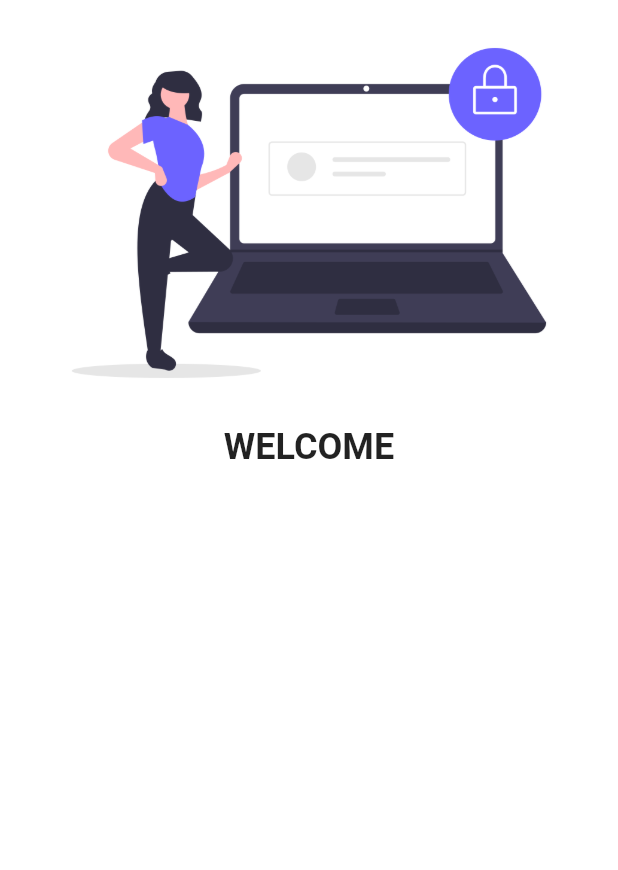
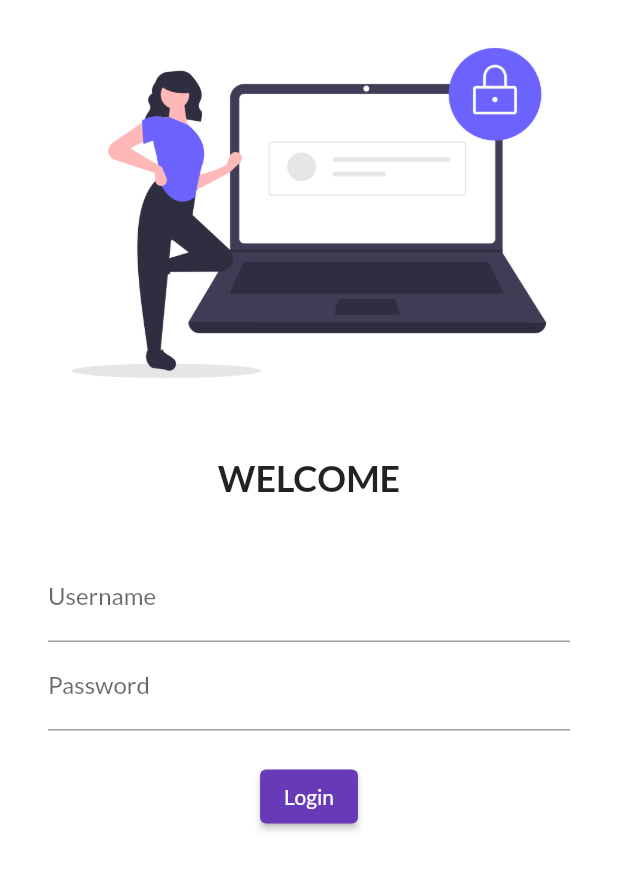
Before and after one commit to Pawan-Dev3/flutter_practice, a Flutter app: the screen it shows after launch, on a phone screen of 412 x 824 dp. Shown: the top 870 px of the screen. Run offline on Flutter 3.47's test engine with Material 2 defaults, Android fonts, the phone set to English and light mode, and no system bars; our stand-ins replace google_fonts.

Commit message:
day 4 completed

```diff
--- a/lib/main.dart
+++ b/lib/main.dart
@@ -1,6 +1,7 @@
 import 'package:classico/pages/home_page.dart';
 import 'package:classico/pages/login_page.dart';
 import 'package:flutter/material.dart';
+import 'package:google_fonts/google_fonts.dart';
 
 void main() {
   runApp(MyApp());
@@ -13,7 +14,11 @@ class MyApp extends StatelessWidget {
     return MaterialApp(
         // home: HomePage(),
         themeMode: ThemeMode.light,
-        theme: ThemeData(primarySwatch: Colors.deepPurple),
+        theme: ThemeData(
+          primarySwatch: Colors.deepPurple,
+          fontFamily: GoogleFonts.lato().fontFamily,
+
+        ),
         darkTheme: ThemeData(
           brightness: Brightness.dark,
         ),
--- a/lib/pages/login_page.dart
+++ b/lib/pages/login_page.dart
@@ -8,18 +8,45 @@ class LoginPage extends StatelessWidget {
     return Material(
         color: Colors.white,
         child: Column(
-          children: [Image.asset("assets/images/login_image.png",
-          fit: BoxFit.cover),
-          Text(
-            "WELCOME",
-            style: TextStyle(
-              fontSize: 24,
-              fontWeight: FontWeight.bold,
-
+          children: [
+            Image.asset("assets/images/login_image.png", fit: BoxFit.cover),
+            SizedBox(
+              height: 20.0,
+            ),
+            Text("WELCOME",
+                style: TextStyle(
+                  fontSize: 24,
+                  fontWeight: FontWeight.bold,
+                )),
+            SizedBox(
+              height: 20.0,
+            ),
+            Padding(
+              padding:
+                  const EdgeInsets.symmetric(vertical: 16.0, horizontal: 32.0),
+              child: Column(
+                children: [
+                  TextFormField(
+                    decoration: InputDecoration(
+                        hintText: "Enter Username", labelText: "Username"),
+                  ),
+                  TextFormField(
+                    obscureText: true,
+                    decoration: InputDecoration(
+                        hintText: "Enter Password", labelText: "Password"),
+                  ),
+                  SizedBox(
+                    height: 20.0,
+                  ),
+                  ElevatedButton(
+                      onPressed: () {
+                        print("Hello Pawan Coder");
+                      },
+                      child: Text("Login"))
+                ],
+              ),
             )
-          )
           ],
-        )
-        );
+        ));
   }
 }
```
